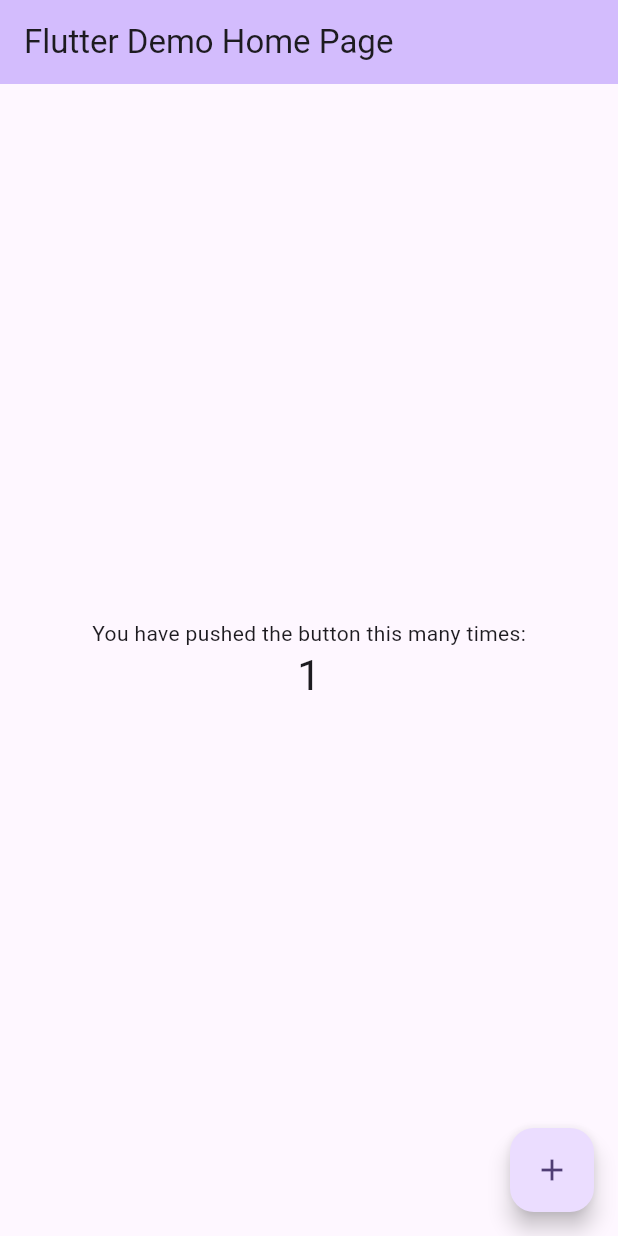
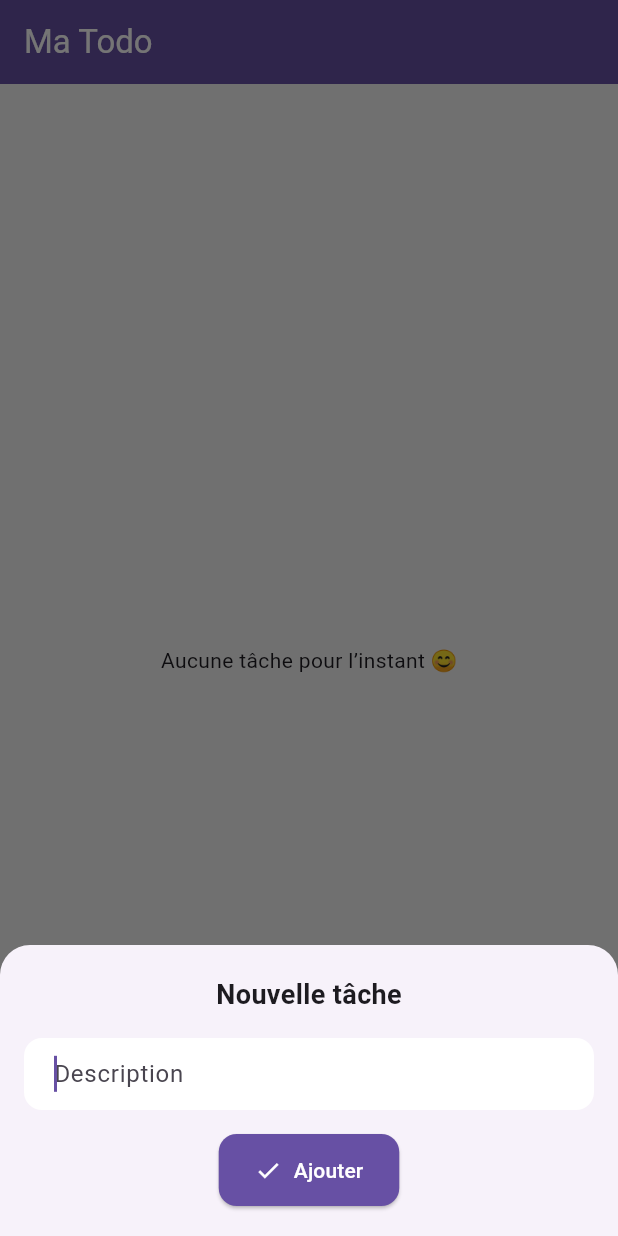
Before and after one commit to arnauddlbghe/daily_todo_app, a Flutter app: the screen it shows after launch, after a tap on the "add" icon, on a phone screen of 412 x 824 dp. Run offline on Flutter 3.47's test engine with Material 3 defaults, Android fonts, the phone set to English and light mode, and no system bars; our stand-ins replace flutter_bloc.

Commit message:
feat: Creation et listing des tâches à faire.

```diff
--- /dev/null
+++ b/lib/blocs/todo_bloc.dart
@@ -0,0 +1,32 @@
+import 'package:flutter_bloc/flutter_bloc.dart';
+import 'todo_event.dart';
+import 'todo_state.dart';
+import '../models/todo.dart';
+
+class TodoBloc extends Bloc<TodoEvent, TodoState> {
+  TodoBloc() : super(TodoState(todos: [])) {
+    on<AddTodo>((event, emit) {
+      final updatedTodos =
+          List<Todo>.from(state.todos)
+            ..add(event.todo)
+            ..sort((a, b) => a.date.compareTo(b.date)); // trie par date
+      emit(TodoState(todos: updatedTodos));
+    });
+
+    on<RemoveTodo>((event, emit) {
+      final updatedList = List<Todo>.from(state.todos)..remove(event.todo);
+      emit(TodoState(todos: updatedList));
+    });
+
+    on<ToggleTodo>((event, emit) {
+      final updatedList =
+          state.todos.map((todo) {
+            if (todo == event.todo) {
+              return todo.copyWith(isDone: !todo.isDone);
+            }
+            return todo;
+          }).toList();
+      emit(TodoState(todos: updatedList));
+    });
+  }
+}
--- /dev/null
+++ b/lib/blocs/todo_event.dart
@@ -0,0 +1,21 @@
+import '../models/todo.dart';
+
+abstract class TodoEvent {}
+
+class AddTodo extends TodoEvent {
+  final Todo todo;
+
+  AddTodo(this.todo);
+}
+
+class RemoveTodo extends TodoEvent {
+  final Todo todo;
+
+  RemoveTodo(this.todo);
+}
+
+class ToggleTodo extends TodoEvent {
+  final Todo todo;
+
+  ToggleTodo(this.todo);
+}
--- /dev/null
+++ b/lib/blocs/todo_state.dart
@@ -0,0 +1,11 @@
+import '../models/todo.dart';
+
+class TodoState {
+  final List<Todo> todos;
+
+  TodoState({required this.todos});
+
+  TodoState copyWith({List<Todo>? todos}) {
+    return TodoState(todos: todos ?? this.todos);
+  }
+}
--- a/lib/main.dart
+++ b/lib/main.dart
@@ -1,122 +1,20 @@
 import 'package:flutter/material.dart';
+import 'package:flutter_bloc/flutter_bloc.dart';
+import 'blocs/todo_bloc.dart';
+import 'screens/home_screen.dart';
 
 void main() {
-  runApp(const MyApp());
+  runApp(const TodoApp());
 }
 
-class MyApp extends StatelessWidget {
-  const MyApp({super.key});
+class TodoApp extends StatelessWidget {
+  const TodoApp({super.key});
 
-  // This widget is the root of your application.
   @override
   Widget build(BuildContext context) {
     return MaterialApp(
-      title: 'Hello world',
-      theme: ThemeData(
-        // This is the theme of your application.
-        //
-        // TRY THIS: Try running your application with "flutter run". You'll see
-        // the application has a purple toolbar. Then, without quitting the app,
-        // try changing the seedColor in the colorScheme below to Colors.green
-        // and then invoke "hot reload" (save your changes or press the "hot
-        // reload" button in a Flutter-supported IDE, or press "r" if you used
-        // the command line to start the app).
-        //
-        // Notice that the counter didn't reset back to zero; the application
-        // state is not lost during the reload. To reset the state, use hot
-        // restart instead.
-        //
-        // This works for code too, not just values: Most code changes can be
-        // tested with just a hot reload.
-        colorScheme: ColorScheme.fromSeed(seedColor: Colors.deepPurple),
-      ),
-      home: const MyHomePage(title: 'Flutter Demo Home Page'),
+      title: 'Todo Bloc App',
+      home: BlocProvider(create: (_) => TodoBloc(), child: HomeScreen()),
     );
   }
 }
-
-class MyHomePage extends StatefulWidget {
-  const MyHomePage({super.key, required this.title});
-
-  // This widget is the home page of your application. It is stateful, meaning
-  // that it has a State object (defined below) that contains fields that affect
-  // how it looks.
-
-  // This class is the configuration for the state. It holds the values (in this
-  // case the title) provided by the parent (in this case the App widget) and
-  // used by the build method of the State. Fields in a Widget subclass are
-  // always marked "final".
-
-  final String title;
-
-  @override
-  State<MyHomePage> createState() => _MyHomePageState();
-}
-
-class _MyHomePageState extends State<MyHomePage> {
-  int _counter = 0;
-
-  void _incrementCounter() {
-    setState(() {
-      // This call to setState tells the Flutter framework that something has
-      // changed in this State, which causes it to rerun the build method below
-      // so that the display can reflect the updated values. If we changed
-      // _counter without calling setState(), then the build method would not be
-      // called again, and so nothing would appear to happen.
-      _counter++;
-    });
-  }
-
-  @override
-  Widget build(BuildContext context) {
-    // This method is rerun every time setState is called, for instance as done
-    // by the _incrementCounter method above.
-    //
-    // The Flutter framework has been optimized to make rerunning build methods
-    // fast, so that you can just rebuild anything that needs updating rather
-    // than having to individually change instances of widgets.
-    return Scaffold(
-      appBar: AppBar(
-        // TRY THIS: Try changing the color here to a specific color (to
-        // Colors.amber, perhaps?) and trigger a hot reload to see the AppBar
-        // change color while the other colors stay the same.
-        backgroundColor: Theme.of(context).colorScheme.inversePrimary,
-        // Here we take the value from the MyHomePage object that was created by
-        // the App.build method, and use it to set our appbar title.
-        title: Text(widget.title),
-      ),
-      body: Center(
-        // Center is a layout widget. It takes a single child and positions it
-        // in the middle of the parent.
-        child: Column(
-          // Column is also a layout widget. It takes a list of children and
-          // arranges them vertically. By default, it sizes itself to fit its
-          // children horizontally, and tries to be as tall as its parent.
-          //
-          // Column has various properties to control how it sizes itself and
-          // how it positions its children. Here we use mainAxisAlignment to
-          // center the children vertically; the main axis here is the vertical
-          // axis because Columns are vertical (the cross axis would be
-          // horizontal).
-          //
-          // TRY THIS: Invoke "debug painting" (choose the "Toggle Debug Paint"
-          // action in the IDE, or press "p" in the console), to see the
-          // wireframe for each widget.
-          mainAxisAlignment: MainAxisAlignment.center,
-          children: <Widget>[
-            const Text('You have pushed the button this many times:'),
-            Text(
-              '$_counter',
-              style: Theme.of(context).textTheme.headlineMedium,
-            ),
-          ],
-        ),
-      ),
-      floatingActionButton: FloatingActionButton(
-        onPressed: _incrementCounter,
-        tooltip: 'Increment',
-        child: const Icon(Icons.add),
-      ), // This trailing comma makes auto-formatting nicer for build methods.
-    );
-  }
-}
--- /dev/null
+++ b/lib/models/todo.dart
@@ -0,0 +1,15 @@
+class Todo {
+  final String description;
+  final DateTime date;
+  final bool isDone;
+
+  Todo({required this.description, required this.date, this.isDone = false});
+
+  Todo copyWith({String? description, DateTime? date, bool? isDone}) {
+    return Todo(
+      description: description ?? this.description,
+      date: date ?? this.date,
+      isDone: isDone ?? this.isDone,
+    );
+  }
+}
--- /dev/null
+++ b/lib/screens/home_screen.dart
@@ -0,0 +1,175 @@
+import 'package:flutter/material.dart';
+import 'package:flutter_bloc/flutter_bloc.dart';
+import '../blocs/todo_bloc.dart';
+import '../blocs/todo_event.dart';
+import '../blocs/todo_state.dart';
+import '../models/todo.dart';
+
+class HomeScreen extends StatelessWidget {
+  const HomeScreen({super.key});
+
+  @override
+  Widget build(BuildContext context) {
+    final theme = Theme.of(context);
+
+    return Scaffold(
+      backgroundColor: const Color(0xFFF5F5F5),
+      appBar: AppBar(
+        title: const Text('Ma Todo'),
+        backgroundColor: theme.primaryColor,
+        foregroundColor: Colors.white,
+        elevation: 4,
+      ),
+      body: BlocBuilder<TodoBloc, TodoState>(
+        builder: (context, state) {
+          return state.todos.isEmpty
+              ? const Center(child: Text("Aucune tâche pour l’instant 😊"))
+              : ListView.separated(
+                padding: const EdgeInsets.all(16),
+                itemCount: state.todos.length,
+                separatorBuilder: (_, __) => const SizedBox(height: 10),
+                itemBuilder: (context, index) {
+                  final todo = state.todos[index];
+                  return Container(
+                    decoration: BoxDecoration(
+                      color: Colors.white,
+                      borderRadius: BorderRadius.circular(12),
+                      boxShadow: [
+                        BoxShadow(
+                          color: Colors.grey.shade300,
+                          blurRadius: 6,
+                          offset: const Offset(0, 3),
+                        ),
+                      ],
+                    ),
+                    child: ListTile(
+                      contentPadding: const EdgeInsets.symmetric(
+                        horizontal: 16,
+                        vertical: 8,
+                      ),
+                      leading: Checkbox(
+                        value: todo.isDone,
+                        onChanged: (_) {
+                          context.read<TodoBloc>().add(ToggleTodo(todo));
+                        },
+                      ),
+                      title: Text(
+                        todo.description,
+                        style: TextStyle(
+                          fontSize: 16,
+                          decoration:
+                              todo.isDone ? TextDecoration.lineThrough : null,
+                          color: todo.isDone ? Colors.grey : Colors.black87,
+                        ),
+                      ),
+                      subtitle: Text(
+                        _formatDate(todo.date),
+                        style: const TextStyle(fontSize: 12),
+                      ),
+                      trailing: IconButton(
+                        icon: const Icon(Icons.delete_outline),
+                        onPressed: () {
+                          context.read<TodoBloc>().add(RemoveTodo(todo));
+                        },
+                      ),
+                    ),
+                  );
+                },
+              );
+        },
+      ),
+
+      // ➕ FAB
+      floatingActionButton: FloatingActionButton(
+        onPressed: () => _showAddTodoBottomSheet(context),
+        backgroundColor: theme.primaryColor,
+        child: const Icon(Icons.add, size: 30),
+      ),
+    );
+  }
+
+  void _showAddTodoBottomSheet(BuildContext context) {
+    final parentContext = context; // 👈 Contexte de l'écran principal
+    final TextEditingController _controller = TextEditingController();
+
+    showModalBottomSheet(
+      context: context,
+      isScrollControlled: true,
+      shape: const RoundedRectangleBorder(
+        borderRadius: BorderRadius.vertical(top: Radius.circular(20)),
+      ),
+      builder: (context) {
+        return Padding(
+          padding: EdgeInsets.only(
+            left: 16,
+            right: 16,
+            bottom: MediaQuery.of(context).viewInsets.bottom + 20,
+            top: 20,
+          ),
+          child: Column(
+            mainAxisSize: MainAxisSize.min,
+            children: [
+              const Text(
+                'Nouvelle tâche',
+                style: TextStyle(fontSize: 18, fontWeight: FontWeight.bold),
+              ),
+              const SizedBox(height: 16),
+              TextField(
+                controller: _controller,
+                autofocus: true,
+                decoration: InputDecoration(
+                  hintText: 'Description',
+                  filled: true,
+                  fillColor: Colors.white,
+                  contentPadding: const EdgeInsets.symmetric(
+                    horizontal: 16,
+                    vertical: 12,
+                  ),
+                  border: OutlineInputBorder(
+                    borderRadius: BorderRadius.circular(12),
+                    borderSide: BorderSide.none,
+                  ),
+                ),
+              ),
+              const SizedBox(height: 16),
+              ElevatedButton.icon(
+                icon: const Icon(Icons.check),
+                label: const Text('Ajouter'),
+                style: ElevatedButton.styleFrom(
+                  backgroundColor: Theme.of(context).primaryColor,
+                  foregroundColor: Colors.white,
+                  padding: const EdgeInsets.symmetric(
+                    horizontal: 24,
+                    vertical: 14,
+                  ),
+                  shape: RoundedRectangleBorder(
+                    borderRadius: BorderRadius.circular(12),
+                  ),
+                ),
+                onPressed: () {
+                  final description = _controller.text.trim();
+                  if (description.isNotEmpty) {
+                    parentContext.read<TodoBloc>().add(
+                      // 👈 Utilise le contexte parent ici
+                      AddTodo(
+                        Todo(description: description, date: DateTime.now()),
+                      ),
+                    );
+                    Navigator.pop(context);
+                  }
+                },
+              ),
+            ],
+          ),
+        );
+      },
+    );
+  }
+
+  String _formatDate(DateTime date) {
+    final d = date.toLocal();
+    return "${_addZero(d.day)}/${_addZero(d.month)}/${d.year} à ${_addZero(d.hour)}h${_addZero(d.minute)}";
+  }
+
+  String _addZero(int n) => n < 10 ? '0$n' : '$n';
+}
```
